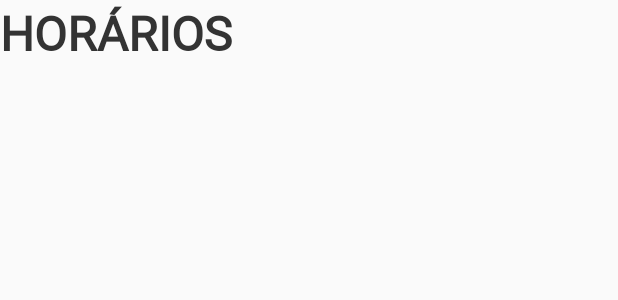
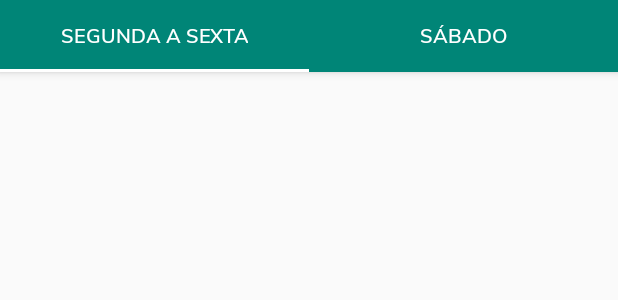
Before and after one commit to gutoboranga/cade-o-branquinho, an Android app: the layout times_fragment_layout.xml on its own in the app's theme, with its tools: preview values and no code run, on a phone screen of 412 x 824 dp. Shown: the top 300 px of the screen. Run offline under Robolectric (Android 15) with nearby library versions, the phone set to English and light mode, and no system bars.

Commit message:
feat: create empty tabs on times fragment

```diff
--- a/android/app/build.gradle
+++ b/android/app/build.gradle
@@ -1,11 +1,12 @@
 apply plugin: 'com.android.application'
 apply plugin: 'kotlin-android'
+apply plugin: 'kotlin-android-extensions'
 
 android {
     compileSdkVersion 28
     defaultConfig {
         applicationId "com.example.augusto.cade_o_branquinho"
-        minSdkVersion 16
+        minSdkVersion 17
         targetSdkVersion 28
         versionCode 1
         versionName "1.0"
--- a/android/app/src/main/java/com/example/augusto/cade_o_branquinho/MainActivity.kt
+++ b/android/app/src/main/java/com/example/augusto/cade_o_branquinho/MainActivity.kt
@@ -53,15 +53,18 @@ class MainActivity : AppCompatActivity(), BottomNavigationView.OnNavigationItemS
     // --- Toolbar functions ---
 
     fun showMapsToolbar() {
+        supportActionBar!!.elevation = applicationContext.resources.getDimension(R.dimen.tab_layout_elevation)
         supportActionBar!!.title = "Cadê o branquinho?"
     }
 
     fun showWarningsToolbar() {
+        supportActionBar!!.elevation = applicationContext.resources.getDimension(R.dimen.tab_layout_elevation)
         supportActionBar!!.title = "Avisos"
     }
 
     fun showTimesToolbar() {
-        supportActionBar!!.title = "Horários"
+        supportActionBar!!.elevation = 0F
+        supportActionBar!!.title = "Horários de partida"
     }
 
 }
--- a/android/app/src/main/res/layout/activity_main.xml
+++ b/android/app/src/main/res/layout/activity_main.xml
@@ -14,7 +14,7 @@
         android:layout_height="?attr/actionBarSize"
         android:background="?attr/colorPrimary"
         android:layout_alignParentTop="true"
-        android:elevation="4dp"
+        android:elevation="@dimen/tab_layout_elevation"
         android:theme="@style/ToolbarTheme"
         app:popupTheme="@style/ThemeOverlay.AppCompat.Light" />
 
--- a/android/app/src/main/res/layout/times_fragment_layout.xml
+++ b/android/app/src/main/res/layout/times_fragment_layout.xml
@@ -1,20 +1,49 @@
 <?xml version="1.0" encoding="utf-8"?>
 <android.support.constraint.ConstraintLayout
     xmlns:android="http://schemas.android.com/apk/res/android"
+    xmlns:app="http://schemas.android.com/apk/res-auto"
+
     android:layout_width="match_parent"
     android:layout_height="match_parent">
 
-    <TextView
-        android:id="@+id/times_fragment.text"
+    <RelativeLayout
+        android:layout_width="match_parent"
+        android:layout_height="match_parent">
+
+    <android.support.design.widget.TabLayout
+        android:id="@+id/times_fragment.tab_layout"
         android:layout_width="match_parent"
         android:layout_height="wrap_content"
-        android:layout_marginBottom="16dp"
-        android:textColor="#333"
-        android:textSize="32sp"
-        android:textStyle="bold"
-        android:maxLines="3"
-        android:text="HORÁRIOS"
-        android:fontFamily="@font/nunito_sans_extrabold"
-        />
+        android:background="@color/colorPrimary"
+        android:elevation="@dimen/tab_layout_elevation"
+        app:tabGravity="fill"
+        app:tabMode="fixed"
+        app:tabIndicatorColor="@color/defaultTextColor"
+        app:tabSelectedTextColor="@color/defaultTextColor"
+        app:tabTextColor="@color/defaultTextColor"
+        app:tabTextAppearance="@style/tab_text" >
+
+        <android.support.design.widget.TabItem
+            android:id="@+id/times_fragment.tab_layout.tab1"
+            android:text="SEGUNDA A SEXTA"
+            android:layout_height="match_parent"
+            android:layout_width="wrap_content" />
+
+        <android.support.design.widget.TabItem
+            android:id="@+id/times_fragment.tab_layout.tab2"
+            android:text="SÁBADO"
+            android:layout_height="match_parent"
+            android:layout_width="wrap_content" />
+
+    </android.support.design.widget.TabLayout>
+
+    <android.support.v4.view.ViewPager
+        android:id="@+id/times_fragment.view_pager"
+        android:layout_width="match_parent"
+        android:layout_height="match_parent"
+        android:layout_below="@+id/times_fragment.tab_layout"
+        app:layout_behavior="@string/appbar_scrolling_view_behavior" />
+
+    </RelativeLayout>
 
 </android.support.constraint.ConstraintLayout>
--- a/android/app/src/main/res/values/colors.xml
+++ b/android/app/src/main/res/values/colors.xml
@@ -3,4 +3,5 @@
     <color name="colorPrimary">#008577</color>
     <color name="colorPrimaryDark">#00574B</color>
     <color name="colorAccent">#D81B60</color>
+    <color name="defaultTextColor">#FFFFFF</color>
 </resources>
--- a/android/app/src/main/res/values/dimens.xml
+++ b/android/app/src/main/res/values/dimens.xml
@@ -2,4 +2,6 @@
     <!-- Default screen margins, per the Android Design guidelines. -->
     <dimen name="activity_horizontal_margin">16dp</dimen>
     <dimen name="activity_vertical_margin">16dp</dimen>
+
+    <dimen name="tab_layout_elevation">4dp</dimen>
 </resources>
--- a/android/app/src/main/res/values/styles.xml
+++ b/android/app/src/main/res/values/styles.xml
@@ -18,4 +18,9 @@
         <item name="actionMenuTextColor">@android:color/white</item>
     </style>
 
+    <style name="tab_text" parent="@android:style/TextAppearance.Widget.TabWidget">
+        <item name="android:fontFamily">@font/nunito_sans_semibold</item>
+        <item name="android:textSize">13dp</item>
+    </style>
+
 </resources>
```
Also changed, not shown: android/app/src/main/java/com/example/augusto/cade_o_branquinho/adapters/SectionsPageAdapter.kt (added, +31 -0 lines), android/app/src/main/java/com/example/augusto/cade_o_branquinho/fragments/TimesFragment.kt (+22 -1 lines), android/app/src/main/java/com/example/augusto/cade_o_branquinho/fragments/times_view_pager/SaturdayTimesFragment.kt (added, +16 -0 lines), android/app/src/main/java/com/example/augusto/cade_o_branquinho/fragments/times_view_pager/WeekDaysTimesFragment.kt (added, +16 -0 lines), android/app/src/main/res/layout/saturday_times_layout.xml (added, +12 -0 lines), android/app/src/main/res/layout/week_days_times_layout.xml (added, +12 -0 lines), 2 other files.
